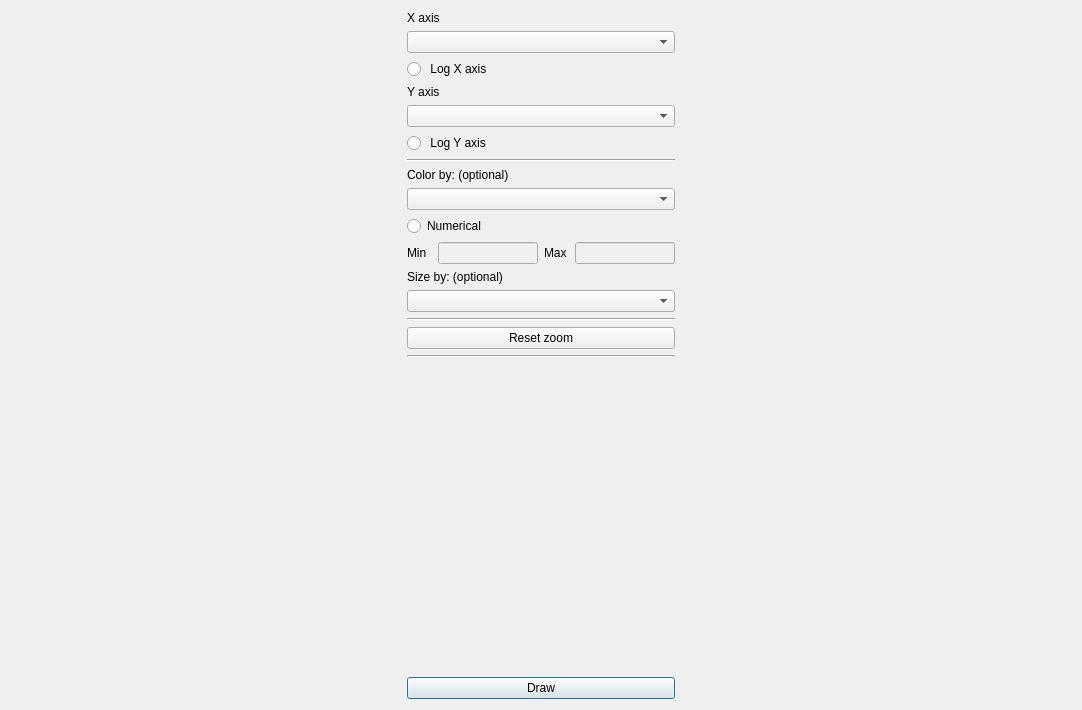
WilsonImmunologyLab/VGenes, file Qchart_dialog.ui: the form before one commit.
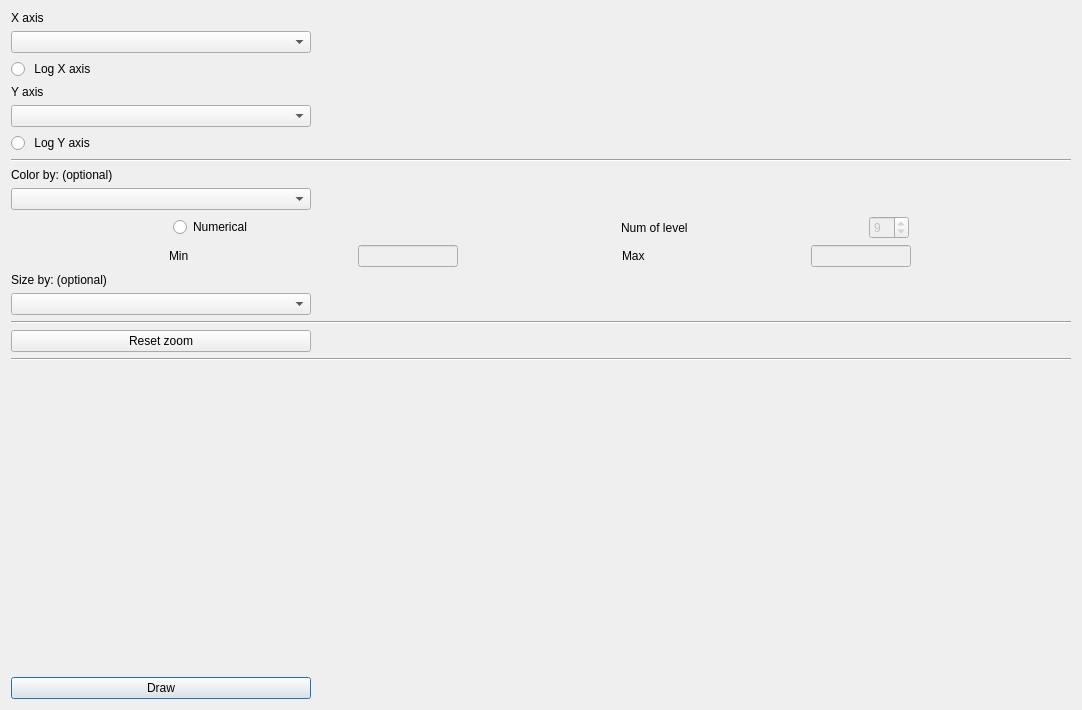
The form after the commit.

Commit message: level number for scatter plot

```diff
--- a/Qchart_dialog.ui
+++ b/Qchart_dialog.ui
@@ -13,21 +13,8 @@
   <property name="windowTitle">
    <string>Dialog</string>
   </property>
-  <layout class="QGridLayout" name="gridLayout_2">
-   <item row="2" column="0">
-    <spacer name="verticalSpacer">
-     <property name="orientation">
-      <enum>Qt::Vertical</enum>
-     </property>
-     <property name="sizeHint" stdset="0">
-      <size>
-       <width>20</width>
-       <height>40</height>
-      </size>
-     </property>
-    </spacer>
-   </item>
-   <item row="0" column="0" rowspan="2">
+  <layout class="QGridLayout" name="gridLayout">
+   <item row="0" column="0" colspan="2">
     <layout class="QVBoxLayout" name="verticalLayout">
      <item>
       <widget class="QLabel" name="label">
@@ -138,6 +125,8 @@
       </widget>
      </item>
      <item>
+      <layout class="QHBoxLayout" name="horizontalLayout">
+       <item>
       <widget class="QRadioButton" name="radioButtonNum">
        <property name="maximumSize">
         <size>
@@ -154,6 +143,43 @@
       </widget>
      </item>
      <item>
+        <widget class="QLabel" name="label_7">
+         <property name="maximumSize">
+          <size>
+           <width>80</width>
+           <height>16777215</height>
+          </size>
+         </property>
+         <property name="text">
+          <string>Num of level</string>
+         </property>
+        </widget>
+       </item>
+       <item>
+        <widget class="QSpinBox" name="spinBox">
+         <property name="enabled">
+          <bool>false</bool>
+         </property>
+         <property name="maximumSize">
+          <size>
+           <width>40</width>
+           <height>16777215</height>
+          </size>
+         </property>
+         <property name="minimum">
+          <number>2</number>
+         </property>
+         <property name="maximum">
+          <number>11</number>
+         </property>
+         <property name="value">
+          <number>9</number>
+         </property>
+        </widget>
+       </item>
+      </layout>
+     </item>
+     <item>
       <layout class="QHBoxLayout" name="horizontalLayout_2">
        <item>
         <widget class="QLabel" name="label_4">
@@ -264,10 +290,7 @@
      </item>
     </layout>
    </item>
-   <item row="0" column="1" rowspan="4">
-    <layout class="QVBoxLayout" name="PlotVerticalLayout"/>
-   </item>
-   <item row="3" column="0">
+   <item row="2" column="0">
     <widget class="QPushButton" name="pushButtonDraw">
      <property name="maximumSize">
       <size>
@@ -280,6 +303,22 @@
      </property>
     </widget>
    </item>
+   <item row="1" column="1">
+    <spacer name="verticalSpacer">
+     <property name="orientation">
+      <enum>Qt::Vertical</enum>
+     </property>
+     <property name="sizeHint" stdset="0">
+      <size>
+       <width>20</width>
+       <height>40</height>
+      </size>
+     </property>
+    </spacer>
+   </item>
+   <item row="0" column="2" rowspan="2">
+    <layout class="QVBoxLayout" name="PlotVerticalLayout"/>
+   </item>
   </layout>
  </widget>
  <resources/>
```
Lines whose indentation alone changed are shown as unchanged. The commit also changes 2 other files.
